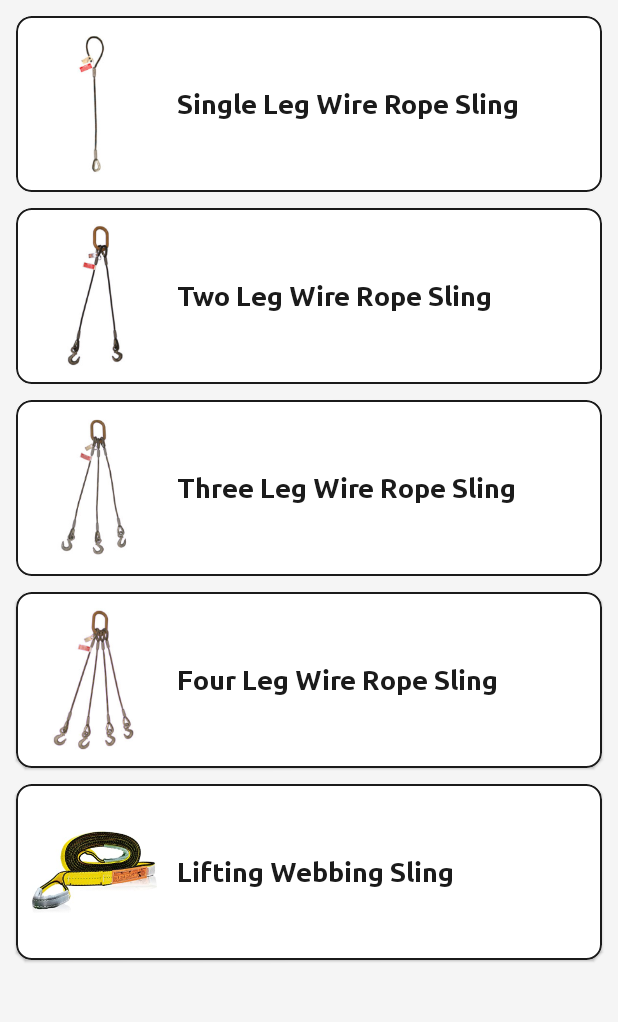
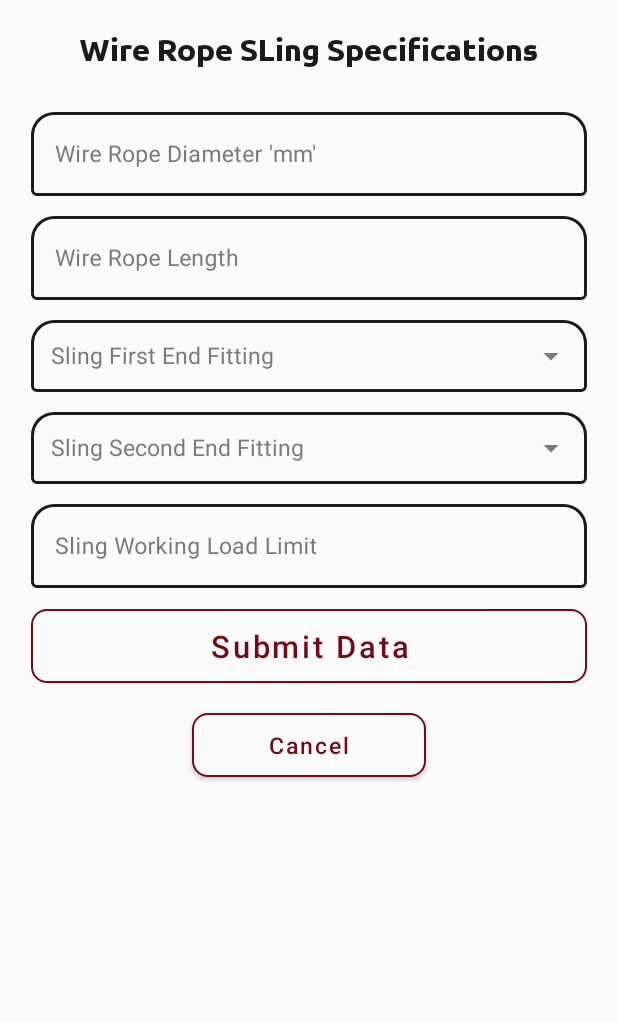
Before and after one commit to Ahmedfareedk/Etico, an Android app: the DetailedSlingsFragment screen opened through its navigation route, after a tap on "Single Leg Wire Rope Sling", on a phone screen of 412 x 824 dp, the part 84-1106 px from its top. Run offline under Robolectric (Android 15) with nearby library versions, the phone set to English and light mode, and no system bars; our stand-ins replace navigation-ui, sdp/ssp sizes.

Commit message:
- implement the wire rope sling specifications screen - Add submit and cancel buttons in wire rope specifications screen - Overload the HandleDropDownTextView method to implement for multiple auto complete text views.

```diff
--- a/app/src/main/java/com/example/etico/ui/sling/DetailedSlingsFragment.java
+++ b/app/src/main/java/com/example/etico/ui/sling/DetailedSlingsFragment.java
@@ -15,28 +15,31 @@ import android.view.ViewGroup;
 
 import com.example.etico.R;
 import com.example.etico.adapter.IndustrialCranesAdapter;
+import com.example.etico.callback.OnRecyclerViewITemCLickListener;
 import com.example.etico.model.Crane;
+import com.example.etico.utils.HandleNavigationInMainScreenFragments;
 
 import java.util.ArrayList;
 import java.util.List;
 
-public class DetailedSlingsFragment extends Fragment {
+public class DetailedSlingsFragment extends Fragment implements OnRecyclerViewITemCLickListener {
     private RecyclerView detailedSlingsRecyclerView;
     private IndustrialCranesAdapter detailedSlingsAdapter;
     String[] slingsTitles;
+    private View view;
     private TypedArray slingsImages;
 
     public DetailedSlingsFragment() {
         // Required empty public constructor
     }
 
-
-
     @Override
     public View onCreateView(LayoutInflater inflater, ViewGroup container,
                              Bundle savedInstanceState) {
         // Inflate the layout for this fragment
-        return inflater.inflate(R.layout.fragment_detailed_slings, container, false);
+          view = inflater.inflate(R.layout.fragment_detailed_slings, container, false);
+
+         return view;
     }
 
     @Override
@@ -46,7 +49,7 @@ public class DetailedSlingsFragment extends Fragment {
         slingsImages = getResources().obtainTypedArray(R.array.sling_images);
         detailedSlingsRecyclerView = view.findViewById(R.id.slings_recycler_view);
         detailedSlingsRecyclerView.setLayoutManager(new LinearLayoutManager(getContext()));
-        detailedSlingsAdapter = new IndustrialCranesAdapter(fillSlingsList());
+        detailedSlingsAdapter = new IndustrialCranesAdapter(fillSlingsList(), this);
         detailedSlingsRecyclerView.setAdapter(detailedSlingsAdapter);
 
     }
@@ -58,4 +61,9 @@ public class DetailedSlingsFragment extends Fragment {
         }
         return slingItemsList;
     }
+
+    @Override
+    public void onItemClick(int position) {
+        HandleNavigationInMainScreenFragments.navigateTo(view, R.id.action_detailedSlingsFragment_to_slingsDataSpecifications);
+    }
 }
--- /dev/null
+++ b/app/src/main/java/com/example/etico/ui/sling/SlingsDataSpecifications.java
@@ -0,0 +1,55 @@
+package com.example.etico.ui.sling;
+
+import android.os.Bundle;
+
+import androidx.annotation.NonNull;
+import androidx.annotation.Nullable;
+import androidx.fragment.app.Fragment;
+
+import android.view.LayoutInflater;
+import android.view.View;
+import android.view.ViewGroup;
+import android.widget.AutoCompleteTextView;
+
+import com.example.etico.R;
+import com.example.etico.utils.HandleDropDownTextView;
+
+import java.util.ArrayList;
+import java.util.List;
+
+
+public class SlingsDataSpecifications extends Fragment {
+    private AutoCompleteTextView firstSlingEndFitting;
+    private AutoCompleteTextView secondSlingEndFitting;
+    private List<AutoCompleteTextView> endFittingDropdownTVs;
+    public SlingsDataSpecifications() {
+        // Required empty public constructor
+    }
+
+
+    @Override
+    public View onCreateView(LayoutInflater inflater, ViewGroup container,
+                             Bundle savedInstanceState) {
+        // Inflate the layout for this fragment
+         View view =inflater.inflate(R.layout.fragment_slings_data_specifications, container, false);
+         return view;
+    }
+
+    @Override
+    public void onViewCreated(@NonNull View view, @Nullable Bundle savedInstanceState) {
+        super.onViewCreated(view, savedInstanceState);
+        firstSlingEndFitting = view.findViewById(R.id.sling_first_end_fitting_auto_tv);
+        secondSlingEndFitting = view.findViewById(R.id.sling_second_end_fitting_auto_tv);
+
+        HandleDropDownTextView.buildDropDownMenu(getContext(), getDropdownTVs(), R.layout.user_type_item, getResources().getStringArray(R.array.sling_end_fitting_options));
+    }
+
+
+    //Filling the auto complete text views list
+    private List<AutoCompleteTextView> getDropdownTVs(){
+        endFittingDropdownTVs = new ArrayList<>();
+        endFittingDropdownTVs.add(firstSlingEndFitting);
+        endFittingDropdownTVs.add(secondSlingEndFitting);
+        return endFittingDropdownTVs;
+    }
+}
--- a/app/src/main/java/com/example/etico/utils/HandleDropDownTextView.java
+++ b/app/src/main/java/com/example/etico/utils/HandleDropDownTextView.java
@@ -5,6 +5,8 @@ import android.text.Editable;
 import android.text.TextWatcher;
 import android.widget.ArrayAdapter;
 import android.widget.AutoCompleteTextView;
+
+import java.util.List;
 
 public class HandleDropDownTextView {
 
@@ -27,8 +29,38 @@ public class HandleDropDownTextView {
 
            @Override
            public void afterTextChanged(Editable editable) {
-
+               textView.setEnabled(true);
            }
        });
     }
+
+    public static void buildDropDownMenu(Context context, List<AutoCompleteTextView> textViews, int textViewItemResourceId, String[] textViewEntitiesId){
+        ArrayAdapter<String> adapter = new ArrayAdapter<>(context, textViewItemResourceId, textViewEntitiesId);
+
+        for( int tvId = 0; tvId < textViews.size(); tvId++){
+            textViews.get(tvId).setAdapter(adapter);
+            int index = tvId;
+            textViews.get(tvId).addTextChangedListener(new TextWatcher() {
+                @Override
+                public void beforeTextChanged(CharSequence charSequence, int i, int i1, int i2) {
+                    textViews.get(index).setEnabled(false);
+                }
+
+                @Override
+                public void onTextChanged(CharSequence charSequence, int i, int i1, int i2) {
+                    if(textViews.get(index).isPerformingCompletion()){
+                        textViews.get(index).dismissDropDown();
+                        textViews.get(index).setEnabled(false);
+                    }
+                }
+
+                @Override
+                public void afterTextChanged(Editable editable) {
+
+                    textViews.get(index).setEnabled(true);
+                }
+            });
+        }
+
+    }
 }
--- /dev/null
+++ b/app/src/main/res/layout/fragment_slings_data_specifications.xml
@@ -0,0 +1,204 @@
+<?xml version="1.0" encoding="utf-8"?>
+<androidx.constraintlayout.widget.ConstraintLayout xmlns:android="http://schemas.android.com/apk/res/android"
+    xmlns:tools="http://schemas.android.com/tools"
+    android:layout_width="match_parent"
+    android:layout_height="match_parent"
+    xmlns:app="http://schemas.android.com/apk/res-auto"
+    tools:context=".ui.sling.SlingsDataSpecifications"
+    android:background="@color/colorWhite">
+
+    <TextView
+        android:id="@+id/slings_data_details_tv"
+        android:layout_width="wrap_content"
+        android:layout_height="wrap_content"
+        android:layout_marginTop="@dimen/_16sdp"
+        android:fontFamily="@font/ubuntu_bold"
+        android:text="@string/wire_rope_sling_specifications"
+        android:textColor="@color/colorTextTitle"
+        android:textSize="@dimen/_16sdp"
+        app:layout_constraintEnd_toEndOf="parent"
+        app:layout_constraintStart_toStartOf="parent"
+        app:layout_constraintTop_toTopOf="parent" />
+
+    <ScrollView
+        android:layout_width="match_parent"
+        android:layout_height="0dp"
+        android:layout_marginTop="@dimen/_10sdp"
+        android:layout_marginBottom="@dimen/_10sdp"
+        app:layout_constraintBottom_toBottomOf="parent"
+        app:layout_constraintEnd_toEndOf="parent"
+        app:layout_constraintStart_toStartOf="parent"
+        app:layout_constraintTop_toBottomOf="@id/slings_data_details_tv">
+
+        <androidx.constraintlayout.widget.ConstraintLayout
+            android:layout_width="match_parent"
+            android:layout_height="wrap_content">
+
+            <com.google.android.material.textfield.TextInputLayout
+                android:id="@+id/wire_rope_diameter_layout"
+                style="@style/DetailsTextInputLayoutStyle"
+                android:layout_width="match_parent"
+                android:layout_height="wrap_content"
+                android:layout_marginStart="@dimen/_16sdp"
+                android:layout_marginTop="@dimen/_8sdp"
+                android:layout_marginEnd="@dimen/_16sdp"
+                android:hint="@string/wire_rope_diameter_mm"
+                android:textColorHint="@color/colorHint"
+                app:endIconMode="clear_text"
+                app:endIconTint="@color/colorHint"
+                app:layout_constraintEnd_toEndOf="parent"
+                app:layout_constraintStart_toStartOf="parent"
+                app:layout_constraintTop_toTopOf="parent">
+
+                <com.google.android.material.textfield.TextInputEditText
+                    android:id="@+id/wire_rope_diameter_edit_text"
+                    android:layout_width="match_parent"
+                    android:layout_height="wrap_content"
+                    android:inputType="text"
+                    android:textColor="@color/colorTextTitle"
+                    android:textSize="@dimen/_12sdp" />
+            </com.google.android.material.textfield.TextInputLayout>
+
+            <com.google.android.material.textfield.TextInputLayout
+                android:id="@+id/wire_rope_length_layout"
+                style="@style/DetailsTextInputLayoutStyle"
+                android:layout_width="0dp"
+                android:layout_height="wrap_content"
+                android:layout_marginTop="@dimen/_6sdp"
+                android:hint="@string/wire_rope_length"
+                android:textColorHint="@color/colorHint"
+                app:endIconMode="clear_text"
+                app:endIconTint="@color/colorHint"
+                app:layout_constraintEnd_toEndOf="@id/wire_rope_diameter_layout"
+                app:layout_constraintStart_toStartOf="@id/wire_rope_diameter_layout"
+                app:layout_constraintTop_toBottomOf="@id/wire_rope_diameter_layout">
+
+                <com.google.android.material.textfield.TextInputEditText
+                    android:id="@+id/wire_rope_length_edit_text"
+                    android:layout_width="match_parent"
+                    android:layout_height="wrap_content"
+                    android:inputType="text"
+                    android:textColor="@color/colorTextTitle"
+                    android:textSize="@dimen/_12sdp" />
+            </com.google.android.material.textfield.TextInputLayout>
+
+            <com.google.android.material.textfield.TextInputLayout
+                android:id="@+id/sling_first_end_fitting_layout"
+                style="@style/DetailsTextInputLayoutStyle"
+                android:layout_width="0dp"
+                android:layout_height="wrap_content"
+                android:layout_marginTop="@dimen/_6sdp"
+                android:hint="@string/sling_first_end_fitting"
+                android:textColorHint="@color/colorHint"
+                app:endIconMode="dropdown_menu"
+                app:endIconTint="@color/colorHint"
+                app:layout_constraintEnd_toEndOf="@id/wire_rope_diameter_layout"
+                app:layout_constraintStart_toStartOf="@id/wire_rope_diameter_layout"
+                app:layout_constraintTop_toBottomOf="@id/wire_rope_length_layout">
+
+                <AutoCompleteTextView
+                    android:id="@+id/sling_first_end_fitting_auto_tv"
+                    android:layout_width="match_parent"
+                    android:layout_height="wrap_content"
+                    android:paddingStart="@dimen/_10sdp"
+                    android:textColor="@color/colorTextTitle"
+                    android:textSize="@dimen/_12sdp" />
+            </com.google.android.material.textfield.TextInputLayout>
+
+
+            <com.google.android.material.textfield.TextInputLayout
+                android:id="@+id/sling_second_end_fitting_layout"
+                style="@style/DetailsTextInputLayoutStyle"
+                android:layout_width="0dp"
+                android:layout_height="wrap_content"
+                android:layout_marginTop="@dimen/_6sdp"
+                android:hint="@string/sling_second_end_fitting"
+                android:textColorHint="@color/colorHint"
+                app:endIconMode="dropdown_menu"
+                app:endIconTint="@color/colorHint"
+                app:layout_constraintEnd_toEndOf="@id/wire_rope_diameter_layout"
+                app:layout_constraintStart_toStartOf="@id/wire_rope_diameter_layout"
+                app:layout_constraintTop_toBottomOf="@id/sling_first_end_fitting_layout">
+
+                <AutoCompleteTextView
+                    android:id="@+id/sling_second_end_fitting_auto_tv"
+                    android:layout_width="match_parent"
+                    android:layout_height="wrap_content"
+                    android:paddingStart="@dimen/_10sdp"
+                    android:textColor="@color/colorTextTitle"
+                    android:textSize="@dimen/_12sdp" />
+            </com.google.android.material.textfield.TextInputLayout>
+
+
+            <com.google.android.material.textfield.TextInputLayout
+                android:id="@+id/sling_wll_layout"
+                style="@style/DetailsTextInputLayoutStyle"
+                android:layout_width="0dp"
+                android:layout_height="wrap_content"
+                android:layout_marginTop="@dimen/_6sdp"
+                android:hint="@string/sling_working_load_limit"
+                android:textColorHint="@color/colorHint"
+                app:endIconMode="clear_text"
+                app:endIconTint="@color/colorHint"
+                app:layout_constraintEnd_toEndOf="@id/wire_rope_diameter_layout"
+                app:layout_constraintStart_toStartOf="@id/wire_rope_diameter_layout"
+                app:layout_constraintTop_toBottomOf="@id/sling_second_end_fitting_layout">
+
+                <com.google.android.material.textfield.TextInputEditText
+                    android:id="@+id/sling_wll_edit_text"
+                    android:layout_width="match_parent"
+                    android:layout_height="wrap_content"
+                    android:inputType="text"
+                    android:textColor="@color/colorTextTitle"
+                    android:textSize="@dimen/_12sdp" />
+            </com.google.android.material.textfield.TextInputLayout>
+
+
+            <com.google.android.material.button.MaterialButton
+                android:id="@+id/sling_data_submit_btn"
+                style="@style/TextAppearance.MaterialComponents.Button"
+                android:layout_width="0dp"
+                android:layout_height="wrap_content"
+                android:layout_marginTop="@dimen/_6sdp"
+                android:backgroundTint="@color/colorWhite"
+                android:fontFamily="@font/ubuntu_bold"
+                android:paddingTop="@dimen/_8sdp"
+                android:paddingBottom="@dimen/_8sdp"
+                android:text="@string/submit_data"
+                android:textAllCaps="false"
+                android:textColor="@color/colorIcons"
+                android:textSize="@dimen/_16ssp"
+                app:cornerRadius="@dimen/_8sdp"
+                app:layout_constraintEnd_toEndOf="@id/wire_rope_diameter_layout"
+                app:layout_constraintStart_toStartOf="@id/wire_rope_diameter_layout"
+                app:layout_constraintTop_toBottomOf="@id/sling_wll_layout"
+                app:rippleColor="@color/colorHint"
+                app:strokeColor="@color/colorIcons"
+                app:strokeWidth="@dimen/_1sdp" />
+
+            <com.google.android.material.button.MaterialButton
+                android:id="@+id/sling_data_cancel_btn"
+                style="@style/TextAppearance.MaterialComponents.Button"
+                android:layout_width="@dimen/_120sdp"
+                android:layout_height="wrap_content"
+                android:layout_marginTop="@dimen/_6sdp"
+                android:backgroundTint="@color/colorWhite"
+                android:fontFamily="@font/ubuntu_bold"
+                android:paddingTop="@dimen/_8sdp"
+                android:paddingBottom="@dimen/_8sdp"
+                android:text="@string/cancel"
+                android:textAllCaps="false"
+                android:textColor="@color/colorIcons"
+                android:textSize= "@dimen/_12ssp"
+                app:cornerRadius="@dimen/_8sdp"
+                app:layout_constraintEnd_toEndOf="@id/sling_data_submit_btn"
+                app:layout_constraintStart_toStartOf="@id/sling_data_submit_btn"
+                app:layout_constraintTop_toBottomOf="@id/sling_data_submit_btn"
+                app:rippleColor="@color/colorHint"
+                app:strokeColor="@color/colorIcons"
+                app:strokeWidth="@dimen/_1sdp" />
+
+        </androidx.constraintlayout.widget.ConstraintLayout>
+    </ScrollView>
+
+</androidx.constraintlayout.widget.ConstraintLayout>
--- a/app/src/main/res/layout/fragment_wire_rope_specifications.xml
+++ b/app/src/main/res/layout/fragment_wire_rope_specifications.xml
@@ -258,6 +258,50 @@
                     android:textColor="@color/colorTextTitle"
                     android:textSize="@dimen/_12sdp" />
             </com.google.android.material.textfield.TextInputLayout>
+
+            <com.google.android.material.button.MaterialButton
+                android:id="@+id/wire_rope_data_submit_btn"
+                style="@style/TextAppearance.MaterialComponents.Button"
+                android:layout_width="0dp"
+                android:layout_height="wrap_content"
+                android:layout_marginTop="@dimen/_6sdp"
+                android:backgroundTint="@color/colorWhite"
+                android:fontFamily="@font/ubuntu_bold"
+                android:paddingTop="@dimen/_8sdp"
+                android:paddingBottom="@dimen/_8sdp"
+                android:text="@string/submit_data"
+                android:textAllCaps="false"
+                android:textColor="@color/colorIcons"
+                android:textSize="@dimen/_16ssp"
+                app:cornerRadius="@dimen/_8sdp"
+                app:layout_constraintEnd_toEndOf="@id/serial_number_layout"
+                app:layout_constraintStart_toStartOf="@id/serial_number_layout"
+                app:layout_constraintTop_toBottomOf="@id/machine_hour_layout"
+                app:rippleColor="@color/colorHint"
+                app:strokeColor="@color/colorIcons"
+                app:strokeWidth="@dimen/_1sdp" />
+
+            <com.google.android.material.button.MaterialButton
+                android:id="@+id/wire_rope_data_cancel_btn"
+                style="@style/TextAppearance.MaterialComponents.Button"
+                android:layout_width="@dimen/_120sdp"
+                android:layout_height="wrap_content"
+                android:layout_marginTop="@dimen/_6sdp"
+                android:backgroundTint="@color/colorWhite"
+                android:fontFamily="@font/ubuntu_bold"
+                android:paddingTop="@dimen/_8sdp"
+                android:paddingBottom="@dimen/_8sdp"
+                android:text="@string/cancel"
+                android:textAllCaps="false"
+                android:textColor="@color/colorIcons"
+                android:textSize= "@dimen/_12ssp"
+                app:cornerRadius="@dimen/_8sdp"
+                app:layout_constraintEnd_toEndOf="@id/wire_rope_data_submit_btn"
+                app:layout_constraintStart_toStartOf="@id/wire_rope_data_submit_btn"
+                app:layout_constraintTop_toBottomOf="@id/wire_rope_data_submit_btn"
+                app:rippleColor="@color/colorHint"
+                app:strokeColor="@color/colorIcons"
+                app:strokeWidth="@dimen/_1sdp" />
         </androidx.constraintlayout.widget.ConstraintLayout>
     </ScrollView>
 
--- a/app/src/main/res/navigation/navgraph.xml
+++ b/app/src/main/res/navigation/navgraph.xml
@@ -114,7 +114,15 @@
         android:id="@+id/detailedSlingsFragment"
         android:name="com.example.etico.ui.sling.DetailedSlingsFragment"
         android:label="wire_rope_specifications"
-        tools:layout="@layout/fragment_wire_rope_specifications" />
+        tools:layout="@layout/fragment_wire_rope_specifications" >
+        <action
+            android:id="@+id/action_detailedSlingsFragment_to_slingsDataSpecifications"
+            app:destination="@id/slingsDataSpecifications"
+            app:popEnterAnim="@anim/slide_in_left"
+            app:popExitAnim="@anim/slide_out_right"
+            app:enterAnim="@anim/slide_in_right"
+            app:exitAnim="@anim/slide_out_left"/>
+    </fragment>
 
 
 
@@ -123,4 +131,9 @@
         android:name="com.example.etico.ui.industrial.IndustrialFragment"
         android:label="Industrial_fragment"
         tools:layout="@layout/fragment_industrial" />
+    <fragment
+        android:id="@+id/slingsDataSpecifications"
+        android:name="com.example.etico.ui.sling.SlingsDataSpecifications"
+        android:label="fragment_slings_data_specifications"
+        tools:layout="@layout/fragment_slings_data_specifications" />
 </navigation>
--- a/app/src/main/res/values/strings.xml
+++ b/app/src/main/res/values/strings.xml
@@ -9,10 +9,21 @@
         <item>Client</item>
     </string-array>
 
+
+    <!--Wire Rope Location Options-->
     <string-array name="wire_rope_locations">
         <item>Boom</item>
         <item>Hoist</item>
     </string-array>
+
+
+    <!-- SLing End Fitting options -->
+    <string-array name="sling_end_fitting_options">
+        <item>Standard Soft Eye</item>
+        <item>Standard Thimble Eye</item>
+        <item>Sling Hook/Catch</item>
+    </string-array>
+
 
     <string name="track">Tracking</string>
 
@@ -57,6 +68,14 @@
     <string name="wire_rope_length">Wire Rope Length</string>
     <string name="machine_specifications">Machine Specifications</string>
     <string name="current_machine_hour">Current Machine Hour</string>
+    <string name="wire_rope_diameter_mm">Wire Rope Diameter \'mm\'</string>
+
+    <string name="sling_first_end_fitting">Sling First End Fitting</string>
+    <string name="sling_working_load_limit">Sling Working Load Limit</string>
+    <string name="sling_second_end_fitting">Sling Second End Fitting</string>
+    <string name="wire_rope_sling_specifications">Wire Rope SLing Specifications</string>
+    <string name="submit_data">Submit Data</string>
+    <string name="cancel">Cancel</string>
 
 
 </resources>
```
